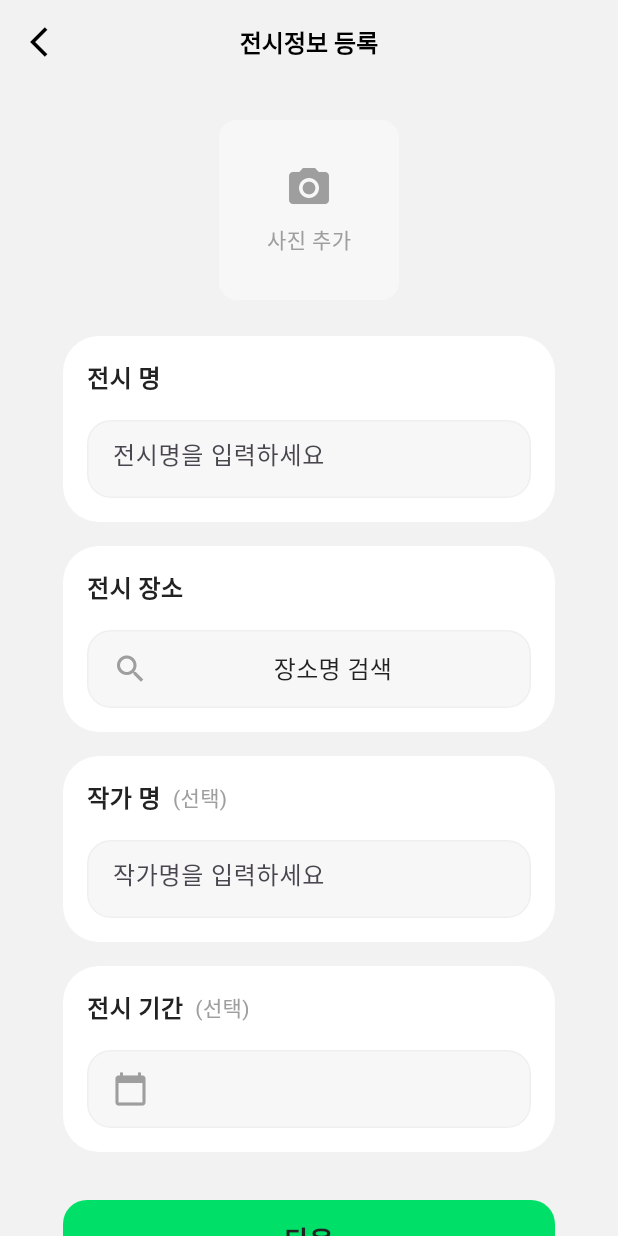
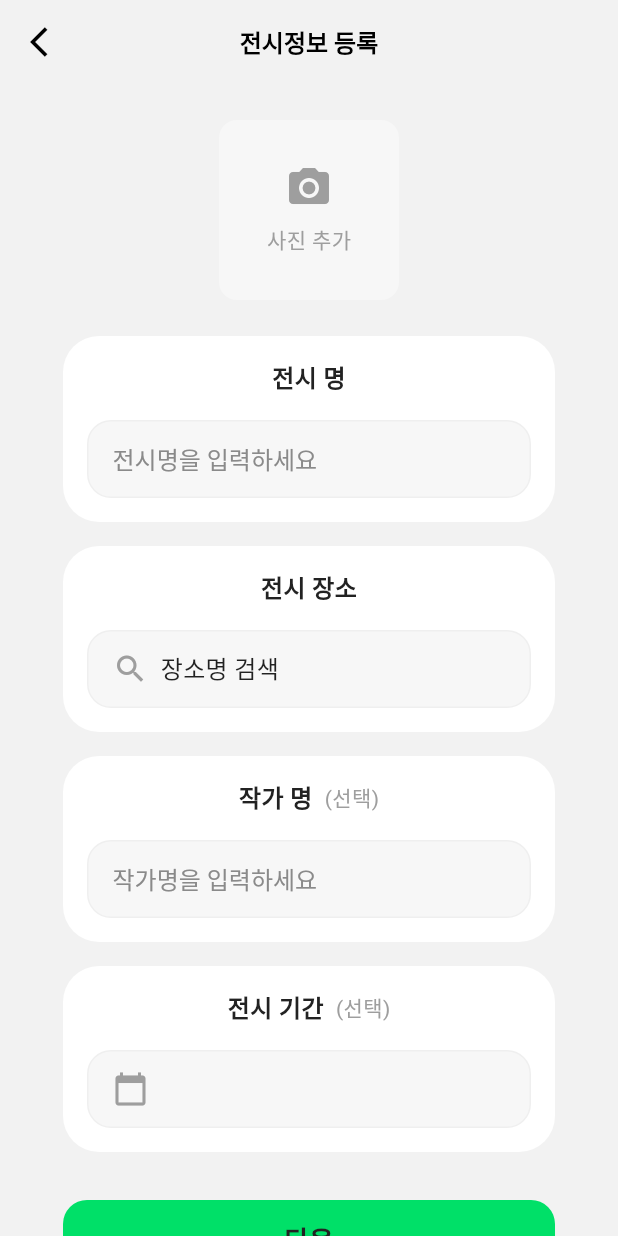
Before and after one commit to artlogofficial/artlog-app-mvp, a Flutter app: the ExRegisterPage screen opened directly, on a phone screen of 412 x 824 dp. Run offline on Flutter 3.47's test engine with Material 3 defaults, Android fonts, the phone set to English and light mode, and no system bars; our stand-ins replace cloud_firestore, firebase_auth, firebase_core; missing offline and left inert: kakao_flutter_sdk; accounts and stored records are empty; Roboto replaces fonts that are missing (Pretendard).

Commit message:
<ui>(card): 전시정보 카드 수정

```diff
--- a/lib/ui/widgets/cards/ex_register_card.dart
+++ b/lib/ui/widgets/cards/ex_register_card.dart
@@ -32,13 +32,15 @@ class ExRegisterCard extends StatelessWidget {
         ),
       ),
       child: Column(
-        crossAxisAlignment: CrossAxisAlignment.start,
+        crossAxisAlignment: CrossAxisAlignment.center, // 중앙 정렬
         children: [
-          // 제목 + 선택 텍스트 조합
+          // 제목 + 선택 텍스트 중앙 정렬
           Row(
+            mainAxisAlignment: MainAxisAlignment.center, // 중앙 정렬
             children: [
               Text(
                 title,
+                textAlign: TextAlign.center,
                 style: const TextStyle(
                   color: Color(0xFF222222),
                   fontSize: 16,
@@ -46,9 +48,10 @@ class ExRegisterCard extends StatelessWidget {
                 ),
               ),
               if (optionalHint != null) ...[
-                const SizedBox(width: 8), // 간격 조정
+                const SizedBox(width: 8),
                 Text(
                   optionalHint!,
+                  textAlign: TextAlign.center,
                   style: const TextStyle(
                     color: Color(0xFF9E9E9E),
                     fontSize: 14,
@@ -67,18 +70,37 @@ class ExRegisterCard extends StatelessWidget {
                   height: 52,
                   padding: const EdgeInsets.symmetric(horizontal: 16),
                   decoration: ShapeDecoration(
-                    color: Color(0xFFF7F7F7),
+                    color: const Color(0xFFF7F7F7),
                     shape: RoundedRectangleBorder(
                       side: const BorderSide(width: 1, color: Color(0xFFEFEFEF)),
                       borderRadius: BorderRadius.circular(16),
                     ),
                   ),
+                  alignment: Alignment.center, // 텍스트 필드 세로 중앙 정렬
                   child: TextField(
                     controller: controller,
+                    textAlignVertical: TextAlignVertical.center, // 세로 중앙 정렬
+                    style: const TextStyle(
+                      fontFamily: 'Pretendard',
+                      fontWeight: FontWeight.w400,
+                      fontSize: 16,
+                      height: 1.5,
+                      letterSpacing: 0,
+                      color: Color(0xFF222222),
+                    ),
                     decoration: InputDecoration(
                       hintText: hintText,
+                      hintStyle: const TextStyle(
+                        fontFamily: 'Pretendard',
+                        fontWeight: FontWeight.w400,
+                        fontSize: 16,
+                        height: 1.5,
+                        letterSpacing: 0,
+                        color: Color(0xFF8A8A8A), // Placeholder 색상 적용
+                      ),
                       border: InputBorder.none,
-                      contentPadding: const EdgeInsets.symmetric(vertical: 16), // 높이 맞춤
+                      isDense: true, // 패딩 줄이기
+                      contentPadding: EdgeInsets.zero, // 내부 패딩 제거 (세로 정렬 유지)
                     ),
                   ),
                 )
@@ -89,23 +111,23 @@ class ExRegisterCard extends StatelessWidget {
                     height: 52,
                     padding: const EdgeInsets.symmetric(horizontal: 16),
                     decoration: ShapeDecoration(
-                      color: Color(0xFFF7F7F7),
+                      color: const Color(0xFFF7F7F7),
                       shape: RoundedRectangleBorder(
                         side: const BorderSide(width: 1, color: Color(0xFFEFEFEF)),
                         borderRadius: BorderRadius.circular(16),
                       ),
                     ),
                     child: Row(
-                      mainAxisAlignment: MainAxisAlignment.start, // 왼쪽 정렬
+                      mainAxisAlignment: MainAxisAlignment.start, // 왼쪽 정렬 유지
                       children: [
                         if (leadingIcon != null) ...[
                           leadingIcon!,
-                          const SizedBox(width: 8), // 아이콘과 텍스트 간격
+                          const SizedBox(width: 8), // 아이콘과 텍스트 간격 조정
                         ],
                         Expanded(
                           child: Text(
                             hintText ?? "",
-                            textAlign: TextAlign.center,
+                            textAlign: TextAlign.start, // 중앙 정렬 방지 (왼쪽 배치)
                             style: const TextStyle(
                               color: Color(0xFF222222),
                               fontSize: 16,
```
